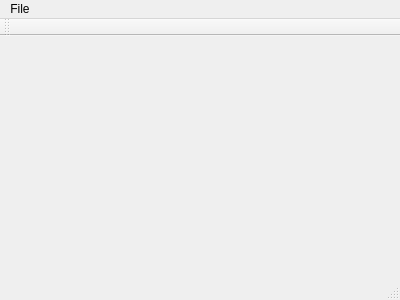
Qt form frmmain.ui (gerald-b/GEB_PW_SyntaxCheck) before a commit.
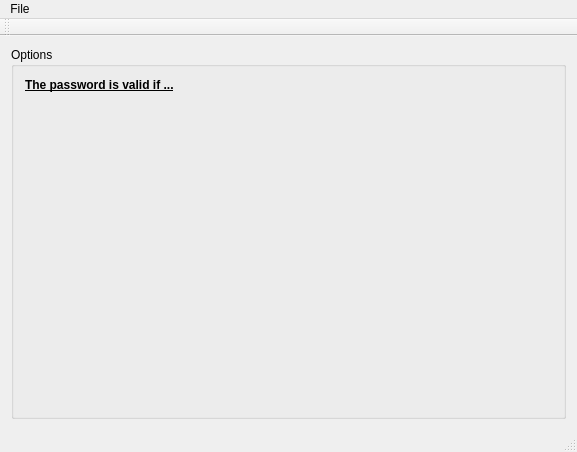
The same form after that commit.

Commit message: added option groupbox

```diff
--- a/frmmain.ui
+++ b/frmmain.ui
@@ -6,20 +6,56 @@
    <rect>
     <x>0</x>
     <y>0</y>
-    <width>400</width>
-    <height>300</height>
+    <width>577</width>
+    <height>452</height>
    </rect>
   </property>
   <property name="windowTitle">
    <string>FrmMain</string>
   </property>
-  <widget class="QWidget" name="centralWidget"/>
+  <widget class="QWidget" name="centralWidget">
+   <layout class="QHBoxLayout" name="horizontalLayout">
+    <item>
+     <widget class="QGroupBox" name="gbxOptions">
+      <property name="title">
+       <string>Options</string>
+      </property>
+      <layout class="QVBoxLayout" name="verticalLayout">
+       <item>
+        <widget class="QLabel" name="lblTitle">
+         <property name="styleSheet">
+          <string notr="true">text-decoration: underline;
+font-weight:bold;</string>
+         </property>
+         <property name="text">
+          <string>The password is valid if ...</string>
+         </property>
+        </widget>
+       </item>
+       <item>
+        <spacer name="verticalSpacer">
+         <property name="orientation">
+          <enum>Qt::Vertical</enum>
+         </property>
+         <property name="sizeHint" stdset="0">
+          <size>
+           <width>20</width>
+           <height>40</height>
+          </size>
+         </property>
+        </spacer>
+       </item>
+      </layout>
+     </widget>
+    </item>
+   </layout>
+  </widget>
   <widget class="QMenuBar" name="menuBar">
    <property name="geometry">
     <rect>
      <x>0</x>
      <y>0</y>
-     <width>400</width>
+     <width>577</width>
      <height>22</height>
     </rect>
    </property>
```
